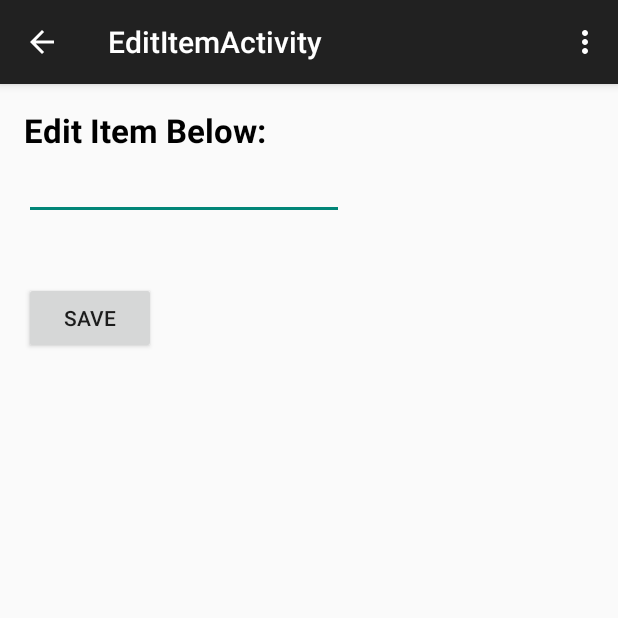
After one commit to LindsMWilliams/ToDoApp, an Android app: the EditItemActivity screen opened directly, with no data from a screen before it, on a phone screen of 412 x 824 dp, the top half of it. The commit adds this screen. Run offline under Robolectric (Android 15) with nearby library versions, the phone set to English and light mode, and no system bars; 1 statement that could not run was skipped.

Commit message:
Finished the Edit Item Activity based on the PreWork Intro to Android page.

```diff
--- /dev/null
+++ b/app/src/main/java/com/lindsaymwilliams/todoapp/EditItemActivity.java
@@ -0,0 +1,67 @@
+package com.lindsaymwilliams.todoapp;
+
+import android.content.Intent;
+import android.support.v7.app.ActionBarActivity;
+import android.os.Bundle;
+import android.view.Menu;
+import android.view.MenuItem;
+import android.view.View;
+import android.widget.EditText;
+
+
+public class EditItemActivity extends ActionBarActivity {
+
+    int position;
+    String itemValue;
+
+    @Override
+    protected void onCreate(Bundle savedInstanceState) {
+        super.onCreate(savedInstanceState);
+        setContentView(R.layout.activity_edit_item);
+
+        //grab intent information
+        position = getIntent().getIntExtra(getString(R.string.itemPositionTxt),0);
+        itemValue = getIntent().getStringExtra(getString(R.string.listItemTxt));
+
+        //place the item value in the edit text box
+        EditText editText = (EditText) findViewById(R.id.editItemText);
+        editText.append(itemValue);
+        editText.setCursorVisible(true);
+    }
+
+
+    @Override
+    public boolean onCreateOptionsMenu(Menu menu) {
+        // Inflate the menu; this adds items to the action bar if it is present.
+        getMenuInflater().inflate(R.menu.menu_edit_item, menu);
+        return true;
+    }
+
+    @Override
+    public boolean onOptionsItemSelected(MenuItem item) {
+        // Handle action bar item clicks here. The action bar will
+        // automatically handle clicks on the Home/Up button, so long
+        // as you specify a parent activity in AndroidManifest.xml.
+        int id = item.getItemId();
+
+        //noinspection SimplifiableIfStatement
+        if (id == R.id.action_settings) {
+            return true;
+        }
+
+        return super.onOptionsItemSelected(item);
+    }
+
+    public void onSave(View v){
+        //Grab the text that needs to be saved
+        EditText editText = (EditText) findViewById(R.id.editItemText);
+        //create a data intent to pass back to the parent
+        Intent data = new Intent();
+        data.putExtra(getString(R.string.itemPositionTxt),position);
+        data.putExtra(getString(R.string.listItemTxt), editText.getText().toString());
+        //set the result for the activity
+        setResult(RESULT_OK,data);
+        //close the activity
+        this.finish();
+    }
+}
--- /dev/null
+++ b/app/src/main/res/layout/activity_edit_item.xml
@@ -0,0 +1,37 @@
+<RelativeLayout xmlns:android="http://schemas.android.com/apk/res/android"
+    xmlns:tools="http://schemas.android.com/tools" android:layout_width="match_parent"
+    android:layout_height="match_parent" android:paddingLeft="@dimen/activity_horizontal_margin"
+    android:paddingRight="@dimen/activity_horizontal_margin"
+    android:paddingTop="@dimen/activity_vertical_margin"
+    android:paddingBottom="@dimen/activity_vertical_margin"
+    tools:context="com.lindsaymwilliams.todoapp.EditItemActivity">
+
+    <TextView android:text="@string/edit_screen_purpose" android:layout_width="wrap_content"
+        android:layout_height="wrap_content"
+        android:id="@+id/editScreenPurpose"
+        android:textSize="@dimen/abc_text_size_large_material"
+        android:textColor="#ff000000"
+        android:textStyle="bold" />
+
+    <EditText
+        android:layout_width="wrap_content"
+        android:layout_height="wrap_content"
+        android:inputType="textMultiLine"
+        android:ems="10"
+        android:id="@+id/editItemText"
+        android:layout_below="@+id/editScreenPurpose"
+        android:layout_alignParentLeft="true"
+        android:layout_alignParentStart="true" />
+
+    <Button
+        android:layout_width="wrap_content"
+        android:layout_height="wrap_content"
+        android:text="@string/saveTxt"
+        android:id="@+id/savebutton"
+        android:layout_marginTop="41dp"
+        android:layout_below="@+id/editItemText"
+        android:layout_alignParentLeft="true"
+        android:layout_alignParentStart="true"
+        android:onClick="onSave" />
+
+</RelativeLayout>
--- a/app/src/main/res/layout/activity_main.xml
+++ b/app/src/main/res/layout/activity_main.xml
@@ -33,6 +33,6 @@
         android:layout_alignParentStart="true"
         android:layout_toLeftOf="@+id/btnAddItem"
         android:layout_toStartOf="@+id/btnAddItem"
-        android:text="@string/AddItemHereString" />
+        android:hint="@string/AddItemHereString" />
 
 </RelativeLayout>
--- /dev/null
+++ b/app/src/main/res/menu/menu_edit_item.xml
@@ -0,0 +1,7 @@
+<menu xmlns:android="http://schemas.android.com/apk/res/android"
+    xmlns:app="http://schemas.android.com/apk/res-auto"
+    xmlns:tools="http://schemas.android.com/tools"
+    tools:context="com.lindsaymwilliams.todoapp.EditItemActivity">
+    <item android:id="@+id/action_settings" android:title="@string/action_settings"
+        android:orderInCategory="100" app:showAsAction="never" />
+</menu>
--- a/app/src/main/res/values/strings.xml
+++ b/app/src/main/res/values/strings.xml
@@ -8,5 +8,11 @@
     <string name="SecondItem">Second Item</string>
     <string name="AddItemString">Add Item</string>
     <string name="AddItemHereString">Add Item Here</string>
+    <string name="list_file_name">todo.txt</string>
+    <string name="title_activity_edit_item">EditItemActivity</string>
+    <string name="edit_screen_purpose">Edit Item Below:</string>
+    <string name="saveTxt">Save</string>
+    <string name="itemPositionTxt">itemPosition</string>
+    <string name="listItemTxt">listItem</string>
 
 </resources>
```
Also changed, not shown: app/src/main/AndroidManifest.xml (+8 -0 lines), app/src/main/java/com/lindsaymwilliams/todoapp/MainActivity.java (+58 -10 lines), 2 other files.
